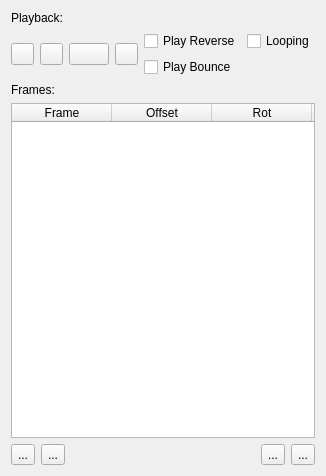
The window that DesignerTool/src/WidgetSpriteState.ui (GameOverture/HarmonyEngine) describes before a commit, drawn with Qt 5.
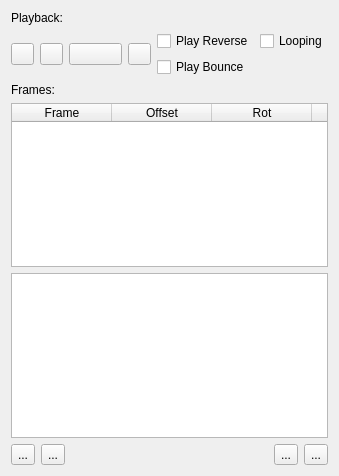
The same window after the commit.

Commit message: Replacing the sprite's tablewidget with a tableview. Still assembling the model/view for it

```diff
--- a/DesignerTool/src/WidgetSpriteState.ui
+++ b/DesignerTool/src/WidgetSpriteState.ui
@@ -6,7 +6,7 @@
    <rect>
     <x>0</x>
     <y>0</y>
-    <width>307</width>
+    <width>339</width>
     <height>476</height>
    </rect>
   </property>
@@ -172,6 +172,19 @@
      </column>
     </widget>
    </item>
+   <item>
+    <widget class="QTableView" name="framesView">
+     <property name="horizontalScrollBarPolicy">
+      <enum>Qt::ScrollBarAlwaysOff</enum>
+     </property>
+     <property name="selectionMode">
+      <enum>QAbstractItemView::SingleSelection</enum>
+     </property>
+     <property name="selectionBehavior">
+      <enum>QAbstractItemView::SelectRows</enum>
+     </property>
+    </widget>
+   </item>
    <item>
     <layout class="QHBoxLayout" name="horizontalLayout">
      <item>
```
The commit also changes 5 other files.
